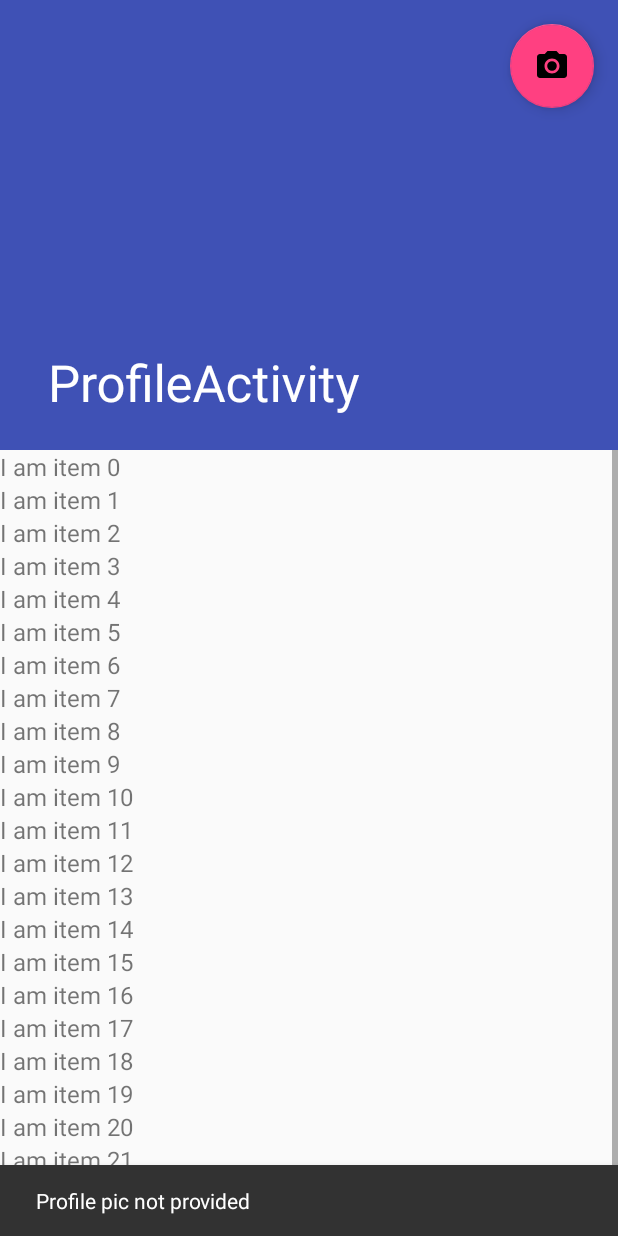
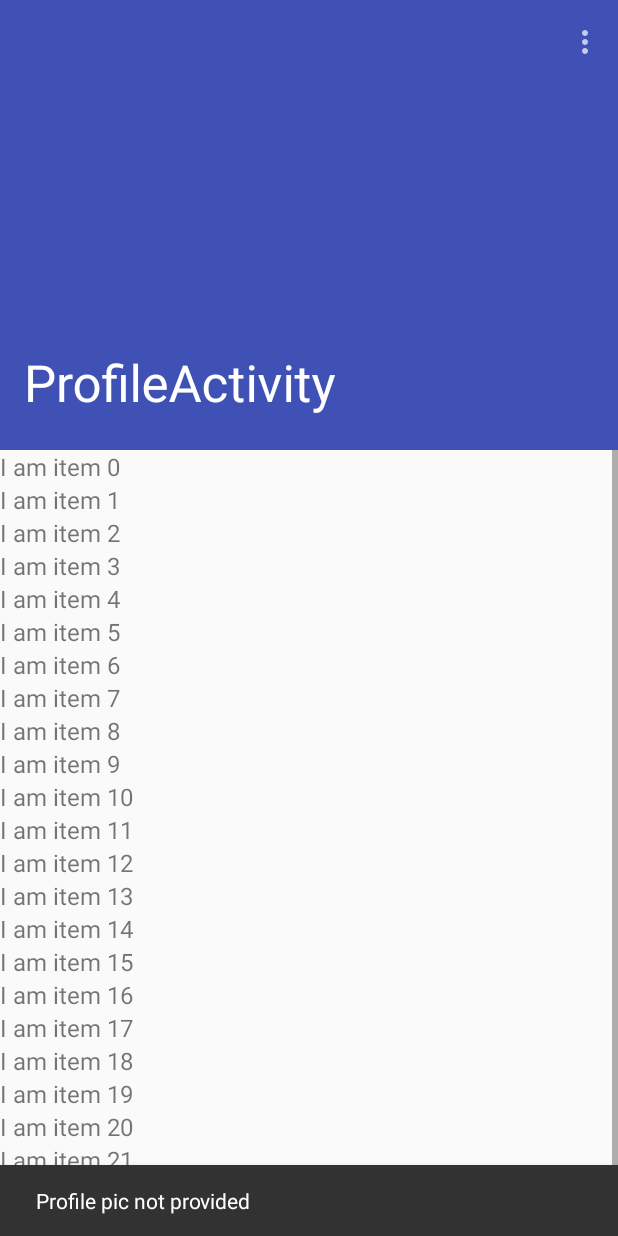
Before and after one commit to shakdwipeea/tuesday-app, an Android app: the ProfileActivity screen opened directly, with no data from a screen before it, on a phone screen of 412 x 824 dp. Run offline under Robolectric (Android 15) with nearby library versions, the phone set to English and light mode, and no system bars; our stand-ins replace Firebase (no records; nobody signed in at launch, a user with empty details on screens opened directly), Picasso, data binding; libraries missing offline, so code that uses them is left out: rx.android.schedulers, rx.schedulers; pictures from the network do not load; 1 statement that could not run was skipped.

Commit message:
Update profile picture from gallery
The selected picture is uploaded and saved to cloudinary and the
firebase user profile is updated with the returned url

```diff
--- a/app/build.gradle
+++ b/app/build.gradle
@@ -83,6 +83,12 @@ dependencies {
         transitive = true;
     }
 
+    //firebase storage for images
+    compile 'com.google.firebase:firebase-storage:9.6.1'
+
+    //cloudinary for images
+    compile 'com.cloudinary:cloudinary-android:1.4.5'
+
     //picasso
     compile 'com.squareup.picasso:picasso:2.5.2'
 
--- a/app/src/main/AndroidManifest.xml
+++ b/app/src/main/AndroidManifest.xml
@@ -51,7 +51,7 @@
         <activity
             android:name=".profile.ProfileActivity"
             android:label="@string/title_activity_profile"
-            android:theme="@style/AppTheme.NoActionBar"></activity>
+            android:theme="@style/NoActionBarAppTheme"/>
     </application>
 
 </manifest>
--- a/app/src/main/java/com/shakdwipeea/tuesday/profile/ProfileContract.java
+++ b/app/src/main/java/com/shakdwipeea/tuesday/profile/ProfileContract.java
@@ -1,4 +1,8 @@
 package com.shakdwipeea.tuesday.profile;
+
+import android.graphics.Bitmap;
+
+import java.io.InputStream;
 
 /**
  * Created by ashak on 15-10-2016.
@@ -8,8 +12,10 @@ public interface ProfileContract {
     interface View {
         void displayError(String error);
         void displayProfilePic(String url);
+        void displayProfilePic(Bitmap image);
         void displayName(String name);
         void openImageMenu();
+        void launchAuth();
     }
 
     /**
@@ -22,6 +28,7 @@ public interface ProfileContract {
 
     interface Presenter {
         void subscribe();
-        void changeProfilePic();
+        void logout();
+        void updateProfilePic(InputStream imageStream);
     }
 }
--- a/app/src/main/res/layout/activity_profile.xml
+++ b/app/src/main/res/layout/activity_profile.xml
@@ -15,6 +15,7 @@
     <android.support.design.widget.CoordinatorLayout
         android:layout_width="match_parent"
         android:layout_height="match_parent"
+        android:fitsSystemWindows="true"
         tools:context="com.shakdwipeea.tuesday.profile.ProfileActivity">
 
         <android.support.design.widget.AppBarLayout
@@ -22,15 +23,28 @@
             android:layout_width="match_parent"
             android:layout_height="300dp"
             android:fitsSystemWindows="true"
-            android:theme="@style/AppTheme.AppBarOverlay">
+            android:theme="@style/ThemeOverlay.AppCompat.Dark.ActionBar">
 
             <android.support.design.widget.CollapsingToolbarLayout
                 android:id="@+id/toolbar_layout"
                 android:layout_width="match_parent"
                 android:layout_height="match_parent"
-                android:fitsSystemWindows="true"
                 app:contentScrim="?attr/colorPrimary"
-                app:layout_scrollFlags="scroll|exitUntilCollapsed">
+                app:layout_scrollFlags="scroll|exitUntilCollapsed"
+                android:theme="@style/ThemeOverlay.AppCompat.Dark"
+                app:expandedTitleMarginEnd="@dimen/article_keylines"
+                app:expandedTitleMarginStart="@dimen/md_keylines"
+                android:fitsSystemWindows="true">
+
+                <ImageView
+                    android:id="@+id/profile_pic"
+                    android:layout_width="match_parent"
+                    android:layout_height="match_parent"
+                    android:scaleType="centerCrop"
+                    app:layout_collapseParallaxMultiplier="0.7"
+                    android:fitsSystemWindows="true"
+                    app:layout_scrollFlags="scroll|enterAlways|enterAlwaysCollapsed"
+                    app:layout_collapseMode="parallax" />
 
                 <android.support.v7.widget.Toolbar
                     android:id="@+id/toolbar"
@@ -38,16 +52,10 @@
                     android:layout_height="?attr/actionBarSize"
                     app:layout_collapseMode="pin"
                     app:layout_scrollFlags="scroll|enterAlways"
-                    app:popupTheme="@style/AppTheme.PopupOverlay" />
+                    app:popupTheme="@style/ThemeOverlay.AppCompat.Light"
+                    />
 
-                <ImageView
-                    android:id="@+id/profile_pic"
-                    android:layout_width="match_parent"
-                    android:layout_height="match_parent"
-                    android:fitsSystemWindows="true"
-                    android:scaleType="centerCrop"
-                    app:layout_scrollFlags="scroll|enterAlways|enterAlwaysCollapsed"
-                    app:layout_collapseMode="parallax" />
+
 
             </android.support.design.widget.CollapsingToolbarLayout>
         </android.support.design.widget.AppBarLayout>
@@ -146,7 +154,7 @@
 
         </LinearLayout>
 
-        <android.support.design.widget.FloatingActionButton
+       <!-- <android.support.design.widget.FloatingActionButton
             android:id="@+id/fab"
             android:layout_width="wrap_content"
             android:layout_height="wrap_content"
@@ -154,7 +162,7 @@
             app:layout_anchor="@id/app_bar"
             app:layout_anchorGravity="top|right"
             android:onClick="@{() -> handler.changeProfilePic()}"
-            app:srcCompat="@drawable/ic_camera_alt_black_24dp" />
+            app:srcCompat="@drawable/ic_camera_alt_black_24dp" />-->
 
     </android.support.design.widget.CoordinatorLayout>
 </layout>
--- a/app/src/main/res/menu/menu_profile.xml
+++ b/app/src/main/res/menu/menu_profile.xml
@@ -2,9 +2,17 @@
     xmlns:app="http://schemas.android.com/apk/res-auto"
     xmlns:tools="http://schemas.android.com/tools"
     tools:context="com.shakdwipeea.tuesday.profile.ProfileActivity">
+
     <item
-        android:id="@+id/action_settings"
+        android:id="@+id/action_change_picture"
         android:orderInCategory="100"
-        android:title="@string/action_settings"
+        android:title="@string/change_picture"
         app:showAsAction="never" />
+
+    <item
+        android:id="@+id/action_logout"
+        android:orderInCategory="100"
+        android:title="@string/log_out"
+        app:showAsAction="never" />
+
 </menu>
--- a/app/src/main/res/values-v21/styles.xml
+++ b/app/src/main/res/values-v21/styles.xml
@@ -15,6 +15,6 @@
         <item name="windowActionBar">false</item>
         <item name="windowNoTitle">true</item>
         <item name="android:windowDrawsSystemBarBackgrounds">true</item>
-        <item name="android:statusBarColor">@android:color/transparent</item>
+        <item name="android:windowTranslucentStatus">true</item>
     </style>
 </resources>
--- a/app/src/main/res/values/dimens.xml
+++ b/app/src/main/res/values/dimens.xml
@@ -5,4 +5,6 @@
     <dimen name="fab_margin">16dp</dimen>
     <dimen name="app_bar_height">180dp</dimen>
     <dimen name="text_margin">16dp</dimen>
+    <dimen name="article_keylines">72dp</dimen>
+    <dimen name="md_keylines">16dp</dimen>
 </resources>
--- a/app/src/main/res/values/strings.xml
+++ b/app/src/main/res/values/strings.xml
@@ -98,4 +98,6 @@
         "when a user tries to pick up one of cards.\n\n"
     </string>
     <string name="action_settings">Settings</string>
+    <string name="change_picture">Change picture</string>
+    <string name="log_out">Log out</string>
 </resources>
--- a/app/src/main/res/values/styles.xml
+++ b/app/src/main/res/values/styles.xml
@@ -13,6 +13,9 @@
         <item name="colorPrimary">@color/colorPrimary</item>
         <item name="colorPrimaryDark">@color/colorPrimaryDark</item>
         <item name="colorAccent">@color/colorAccent</item>
+        <item name="actionMenuTextColor">@android:color/white</item>
+        <item name="android:windowTranslucentStatus">true</item>
+        <item name="android:windowContentTransitions">true</item>
     </style>
 
     <style name="AppTheme.NoActionBar">
@@ -20,7 +23,8 @@
         <item name="windowNoTitle">true</item>
     </style>
 
-    <style name="AppTheme.AppBarOverlay" parent="ThemeOverlay.AppCompat.Dark.ActionBar" />
+    <style name="AppTheme.AppBarOverlay" parent="ThemeOverlay.AppCompat.Dark.ActionBar" >
+    </style>
 
     <style name="AppTheme.PopupOverlay" parent="ThemeOverlay.AppCompat.Light" />
 
--- a/build.gradle
+++ b/build.gradle
@@ -7,7 +7,7 @@ buildscript {
         maven { url 'https://maven.fabric.io/public' }
     }
     dependencies {
-        classpath 'com.android.tools.build:gradle:2.2.0'
+        classpath 'com.android.tools.build:gradle:2.2.1'
 
         //google services
         classpath 'com.google.gms:google-services:3.0.0'
```
Also changed, not shown: app/src/main/java/com/shakdwipeea/tuesday/api/CloudinaryConfig.java (added, +15 -0 lines), app/src/main/java/com/shakdwipeea/tuesday/api/ProfilePicService.java (added, +54 -0 lines), app/src/main/java/com/shakdwipeea/tuesday/api/entities/CloudinaryUploadResponse.java (added, +11 -0 lines), app/src/main/java/com/shakdwipeea/tuesday/profile/ProfileActivity.java (+72 -1 lines), app/src/main/java/com/shakdwipeea/tuesday/profile/ProfilePresenter.java (+56 -3 lines), app/src/main/java/com/shakdwipeea/tuesday/util/FirebaseHelper.java (added, +42 -0 lines).
